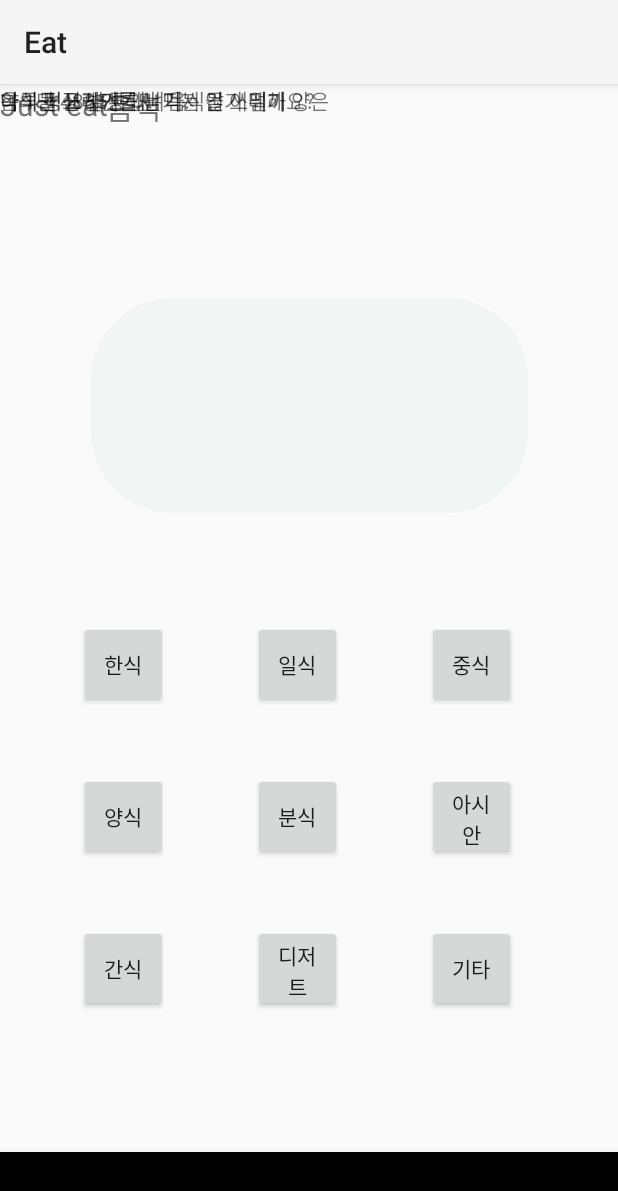
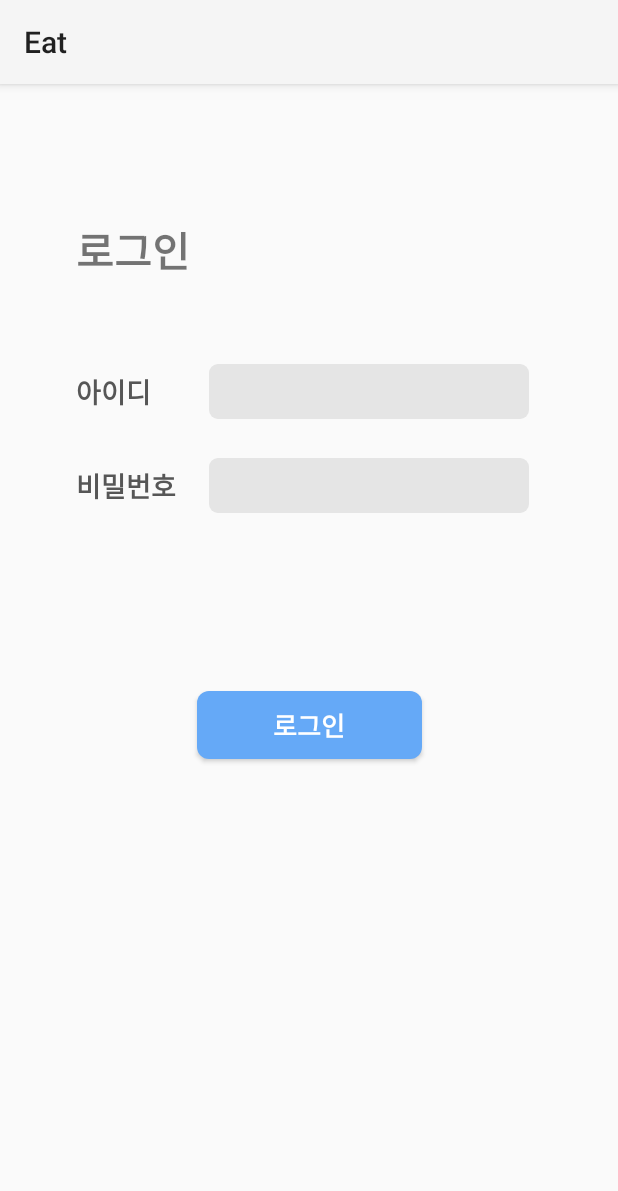
Before and after one commit to Eat-solution-challenge/eat_app, an Android app: the screen it shows after launch (MainActivity before the commit, LoginActivity after it), on a phone screen of 412 x 824 dp. Shown: the top 1191 px of the screen. Run offline under Robolectric (Android 15) with nearby library versions, the phone set to English and light mode, and no system bars.

Commit message:
로그인 화면

```diff
--- a/app/src/main/AndroidManifest.xml
+++ b/app/src/main/AndroidManifest.xml
@@ -14,13 +14,17 @@
         android:theme="@style/Theme.Eat"
         tools:targetApi="31">
         <activity
-            android:name=".Main.MainActivity"
+            android:name=".Main.MainActivity">
+        </activity>
+
+        <activity android:name=".Login.LoginActivity"
             android:exported="true">
             <intent-filter>
                 <action android:name="android.intent.action.MAIN" />
                 <category android:name="android.intent.category.LAUNCHER" />
             </intent-filter>
         </activity>
+
     </application>
 
 </manifest>
--- /dev/null
+++ b/app/src/main/java/com/example/eat/Login/LoginActivity.kt
@@ -0,0 +1,23 @@
+package com.example.eat.Login
+
+import android.content.Intent
+import android.os.Bundle
+import androidx.appcompat.app.AppCompatActivity
+import com.example.eat.Main.MainActivity
+import com.example.eat.databinding.ActivityLoginBinding
+
+
+class LoginActivity : AppCompatActivity() {
+    private lateinit var binding: ActivityLoginBinding
+    override fun onCreate(savedInstanceState: Bundle?) {
+        super.onCreate(savedInstanceState)
+        binding = ActivityLoginBinding.inflate(layoutInflater)
+        setContentView(binding.root)
+
+        binding.buttonLogin.setOnClickListener{
+            val intent=Intent(this,MainActivity::class.java)
+            startActivity(intent)   //mainActivity로 이동
+        }
+    }
+
+}
--- /dev/null
+++ b/app/src/main/java/com/example/eat/Login/RegisterActivity.kt
@@ -0,0 +1,4 @@
+package com.example.eat.Login
+
+class RegisterActivity {
+}
--- /dev/null
+++ b/app/src/main/res/drawable/button_login.xml
@@ -0,0 +1,7 @@
+<?xml version="1.0" encoding="utf-8"?>
+<shape xmlns:android="http://schemas.android.com/apk/res/android"
+    android:shape="rectangle">
+    <stroke android:color="#65A9F7" />
+    <solid  android:color="#65A9F7"  />
+    <corners android:radius="8dp" />
+</shape>
--- /dev/null
+++ b/app/src/main/res/drawable/text_login.xml
@@ -0,0 +1,8 @@
+<?xml version="1.0" encoding="utf-8"?>
+<shape xmlns:android="http://schemas.android.com/apk/res/android"
+    android:shape="rectangle">
+    <stroke android:color="#E5E5E5" />
+    <solid  android:color="#E5E5E5"  />
+    <corners android:radius="6dp" />
+    <padding android:top="6dp" android:bottom="6dp"/>
+</shape>
--- /dev/null
+++ b/app/src/main/res/layout/activity_login.xml
@@ -0,0 +1,81 @@
+<?xml version="1.0" encoding="utf-8"?>
+<androidx.constraintlayout.widget.ConstraintLayout xmlns:android="http://schemas.android.com/apk/res/android"
+    xmlns:app="http://schemas.android.com/apk/res-auto"
+    xmlns:tools="http://schemas.android.com/tools"
+    android:layout_width="match_parent"
+    android:layout_height="match_parent">
+
+    <TextView
+        android:id="@+id/textView_login"
+        android:layout_width="wrap_content"
+        android:layout_height="wrap_content"
+        android:text="로그인"
+        android:textSize="27sp"
+        android:textStyle="bold"
+        android:layout_marginTop="90dp"
+        app:layout_constraintHorizontal_bias="0.15"
+        app:layout_constraintEnd_toEndOf="parent"
+        app:layout_constraintStart_toStartOf="parent"
+        app:layout_constraintTop_toTopOf="parent" />
+
+    <TextView
+        android:id="@+id/textView_id"
+        style="@style/Login"
+        android:layout_width="wrap_content"
+        android:layout_height="wrap_content"
+        android:text="아이디"
+        android:layout_marginTop="60dp"
+        app:layout_constraintStart_toStartOf="@+id/textView_login"
+        app:layout_constraintTop_toBottomOf="@+id/textView_login" />
+
+    <TextView
+        android:id="@+id/textView_password"
+        style="@style/Login"
+        android:layout_width="wrap_content"
+        android:layout_height="wrap_content"
+        android:text="비밀번호"
+        android:layout_marginTop="35dp"
+        app:layout_constraintStart_toStartOf="@+id/textView_login"
+        app:layout_constraintTop_toBottomOf="@+id/textView_id" />
+
+    <android.widget.Button
+        android:id="@+id/button_login"
+        android:background="@drawable/button_login"
+        android:layout_width="150dp"
+        android:layout_height="45dp"
+        android:text="로그인"
+        android:textStyle="bold"
+        android:textSize="17sp"
+        android:textColor="@color/white"
+        app:layout_constraintVertical_bias="0.56"
+        app:layout_constraintBottom_toBottomOf="parent"
+        app:layout_constraintEnd_toEndOf="parent"
+        app:layout_constraintStart_toStartOf="parent"
+        app:layout_constraintTop_toTopOf="parent" />
+
+    <EditText
+        android:id="@+id/editTextPassword"
+        android:background="@drawable/text_login"
+        android:layout_width="wrap_content"
+        android:layout_height="wrap_content"
+        android:ems="10"
+        android:inputType="textPassword"
+        app:layout_constraintHorizontal_bias="0.6"
+        app:layout_constraintBottom_toBottomOf="@+id/textView_password"
+        app:layout_constraintEnd_toEndOf="parent"
+        app:layout_constraintStart_toStartOf="@+id/textView_password"
+        app:layout_constraintTop_toTopOf="@+id/textView_password" />
+
+    <EditText
+        android:id="@+id/editTextId"
+        android:background="@drawable/text_login"
+        android:layout_width="wrap_content"
+        android:layout_height="wrap_content"
+        android:ems="10"
+        android:inputType="text"
+        app:layout_constraintBottom_toBottomOf="@+id/textView_id"
+        app:layout_constraintEnd_toEndOf="@+id/editTextPassword"
+        app:layout_constraintStart_toStartOf="@+id/editTextPassword"
+        app:layout_constraintTop_toTopOf="@+id/textView_id" />
+
+</androidx.constraintlayout.widget.ConstraintLayout>
--- /dev/null
+++ b/app/src/main/res/layout/activity_register.xml
@@ -0,0 +1,6 @@
+<?xml version="1.0" encoding="utf-8"?>
+<androidx.constraintlayout.widget.ConstraintLayout xmlns:android="http://schemas.android.com/apk/res/android"
+    android:layout_width="match_parent"
+    android:layout_height="match_parent">
+
+</androidx.constraintlayout.widget.ConstraintLayout>
--- a/app/src/main/res/layout/fragment_record.xml
+++ b/app/src/main/res/layout/fragment_record.xml
@@ -56,7 +56,7 @@
         app:layout_constraintStart_toStartOf="parent"
         app:layout_constraintTop_toBottomOf="@+id/record_date" />
 
-    <RadioGroup
+    <android.widget.RadioGroup
         android:id="@+id/radioGroup_time"
         android:layout_width="0dp"
         android:layout_height="33dp"
@@ -66,7 +66,7 @@
         app:layout_constraintStart_toStartOf="@+id/guideline1"
         app:layout_constraintTop_toTopOf="@id/title_time">
 
-        <RadioButton
+        <android.widget.RadioButton
             android:id="@+id/radioButton_breakfast"
             android:layout_width="72dp"
             android:layout_height="wrap_content"
@@ -75,7 +75,7 @@
             android:text="아침"
             android:paddingStart="5dp" />
 
-        <RadioButton
+        <android.widget.RadioButton
             android:id="@+id/radioButton_lunch"
             android:layout_width="72dp"
             android:layout_height="wrap_content"
@@ -84,7 +84,7 @@
             android:text="점심"
             android:paddingStart="5dp" />
 
-        <RadioButton
+        <android.widget.RadioButton
             android:id="@+id/radioButton_dinner"
             android:layout_width="72dp"
             android:layout_height="wrap_content"
@@ -92,7 +92,7 @@
             android:layout_marginEnd="10dp"
             android:text="저녁"
             android:paddingStart="5dp" />
-    </RadioGroup>
+    </android.widget.RadioGroup>
 
     <TextView
         android:id="@+id/title_category"
--- a/app/src/main/res/values/styles.xml
+++ b/app/src/main/res/values/styles.xml
@@ -21,4 +21,13 @@
         <item name="android:textColor">#CC154878</item>
     </style>
 
+    <style name="Login" parent="Widget.AppCompat.TextView">
+        <item name="android:layout_width">wrap_content</item>
+        <item name="android:layout_height">wrap_content</item>
+        <item name="android:layout_marginTop">15dp</item>
+        <item name="android:textSize">18sp</item>
+        <item name="android:textStyle">bold</item>
+        <item name="android:textColor">#565656</item>
+    </style>
+
 </resources>
```
